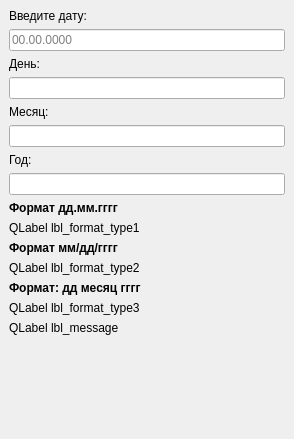
Qt form problems/sprint2/format-date/submission/mainwindow.ui (kildim/cppbackend) before a commit.
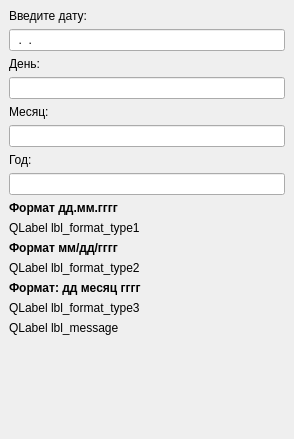
The same form after that commit.

Diff of the .ui file:
```diff
--- a/problems/sprint2/format-date/submission/mainwindow.ui
+++ b/problems/sprint2/format-date/submission/mainwindow.ui
@@ -24,6 +24,9 @@
     </item>
     <item>
      <widget class="QLineEdit" name="le_date">
+      <property name="inputMask">
+       <string>00.00.0000</string>
+      </property>
       <property name="placeholderText">
        <string>00.00.0000</string>
       </property>
```
